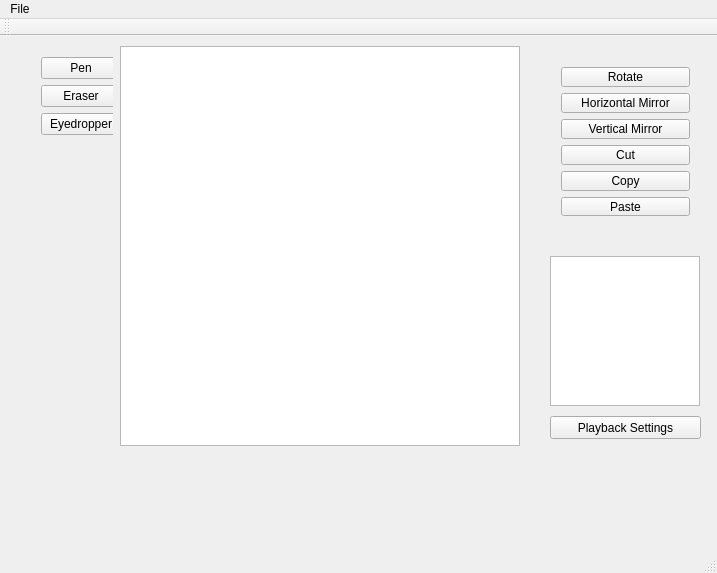
ewaugh13/Pixel-Editor, file Gixel/mainwindow.ui: the form before one commit.
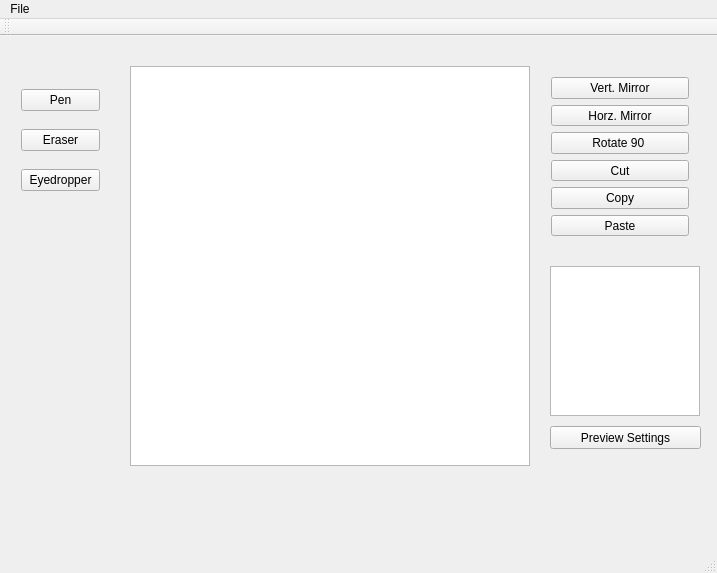
The form after the commit.

Commit message: Fixed UI rough layout

The edit to the form file:
```diff
--- a/Gixel/mainwindow.ui
+++ b/Gixel/mainwindow.ui
@@ -17,8 +17,8 @@
    <widget class="QGraphicsView" name="Workspace">
     <property name="geometry">
      <rect>
-      <x>120</x>
-      <y>10</y>
+      <x>130</x>
+      <y>30</y>
       <width>400</width>
       <height>400</height>
      </rect>
@@ -27,83 +27,29 @@
    <widget class="QWidget" name="verticalLayoutWidget">
     <property name="geometry">
      <rect>
-      <x>550</x>
-      <y>20</y>
-      <width>151</width>
-      <height>171</height>
+      <x>10</x>
+      <y>30</y>
+      <width>101</width>
+      <height>151</height>
      </rect>
     </property>
     <layout class="QVBoxLayout" name="TransformButtonLayout_2">
      <item>
-      <widget class="QPushButton" name="RotateButton_2">
-       <property name="text">
-        <string>Rotate</string>
-       </property>
-      </widget>
-     </item>
-     <item>
-      <widget class="QPushButton" name="HorzMirrorButton_2">
-       <property name="text">
-        <string>Horizontal Mirror</string>
-       </property>
-      </widget>
-     </item>
-     <item>
-      <widget class="QPushButton" name="VertMirrorButton_2">
-       <property name="text">
-        <string>Vertical Mirror</string>
-       </property>
-      </widget>
-     </item>
-     <item>
-      <widget class="QPushButton" name="CutButton_2">
-       <property name="text">
-        <string>Cut</string>
-       </property>
-      </widget>
-     </item>
-     <item>
-      <widget class="QPushButton" name="CopyButton_2">
-       <property name="text">
-        <string>Copy</string>
-       </property>
-      </widget>
-     </item>
-     <item>
-      <widget class="QPushButton" name="PasteButton_2">
-       <property name="text">
-        <string>Paste</string>
-       </property>
-      </widget>
-     </item>
-    </layout>
-   </widget>
-   <widget class="QWidget" name="formLayoutWidget">
-    <property name="geometry">
-     <rect>
-      <x>30</x>
-      <y>10</y>
-      <width>83</width>
-      <height>331</height>
-     </rect>
-    </property>
-    <layout class="QFormLayout" name="ToolButtonLayout_2">
-     <item row="0" column="0">
-      <widget class="QPushButton" name="PenButton_2">
+      <widget class="QPushButton" name="PenToolButton">
        <property name="text">
         <string>Pen</string>
        </property>
       </widget>
      </item>
-     <item row="1" column="0">
-      <widget class="QPushButton" name="EraserButton_2">
+     <item>
+      <widget class="QPushButton" name="EraserToolButton">
        <property name="text">
         <string>Eraser</string>
        </property>
       </widget>
      </item>
-     <item row="2" column="0">
-      <widget class="QPushButton" name="EyeDropperButton_2">
+     <item>
+      <widget class="QPushButton" name="EyedropperToolButton">
        <property name="text">
         <string>Eyedropper</string>
        </property>
@@ -111,11 +57,65 @@
      </item>
     </layout>
    </widget>
+   <widget class="QWidget" name="verticalLayoutWidget_2">
+    <property name="geometry">
+     <rect>
+      <x>540</x>
+      <y>30</y>
+      <width>160</width>
+      <height>181</height>
+     </rect>
+    </property>
+    <layout class="QVBoxLayout" name="TransformLayout">
+     <item>
+      <widget class="QPushButton" name="VerticalMirrorButton">
+       <property name="text">
+        <string>Vert. Mirror</string>
+       </property>
+      </widget>
+     </item>
+     <item>
+      <widget class="QPushButton" name="HorizontalMirrorButton">
+       <property name="text">
+        <string>Horz. Mirror</string>
+       </property>
+      </widget>
+     </item>
+     <item>
+      <widget class="QPushButton" name="Rotate90Button">
+       <property name="text">
+        <string>Rotate 90 </string>
+       </property>
+      </widget>
+     </item>
+     <item>
+      <widget class="QPushButton" name="CutImageButton">
+       <property name="text">
+        <string>Cut</string>
+       </property>
+      </widget>
+     </item>
+     <item>
+      <widget class="QPushButton" name="CopyImageButton">
+       <property name="text">
+        <string>Copy</string>
+       </property>
+      </widget>
+     </item>
+     <item>
+      <widget class="QPushButton" name="PasteImageButton">
+       <property name="text">
+        <string>Paste</string>
+       </property>
+      </widget>
+     </item>
+    </layout>
+   </widget>
    <widget class="QGraphicsView" name="graphicsView">
     <property name="geometry">
      <rect>
       <x>550</x>
-      <y>220</y>
+      <y>230</y>
       <width>150</width>
       <height>150</height>
      </rect>
@@ -125,13 +125,13 @@
     <property name="geometry">
      <rect>
       <x>550</x>
-      <y>380</y>
+      <y>390</y>
       <width>151</width>
       <height>23</height>
      </rect>
     </property>
     <property name="text">
-     <string>Playback Settings</string>
+     <string>Preview Settings</string>
     </property>
    </widget>
   </widget>
```
Left out of the diff: 2 changed lines with no effect on the pictures. The commit also changes 5 other files.
